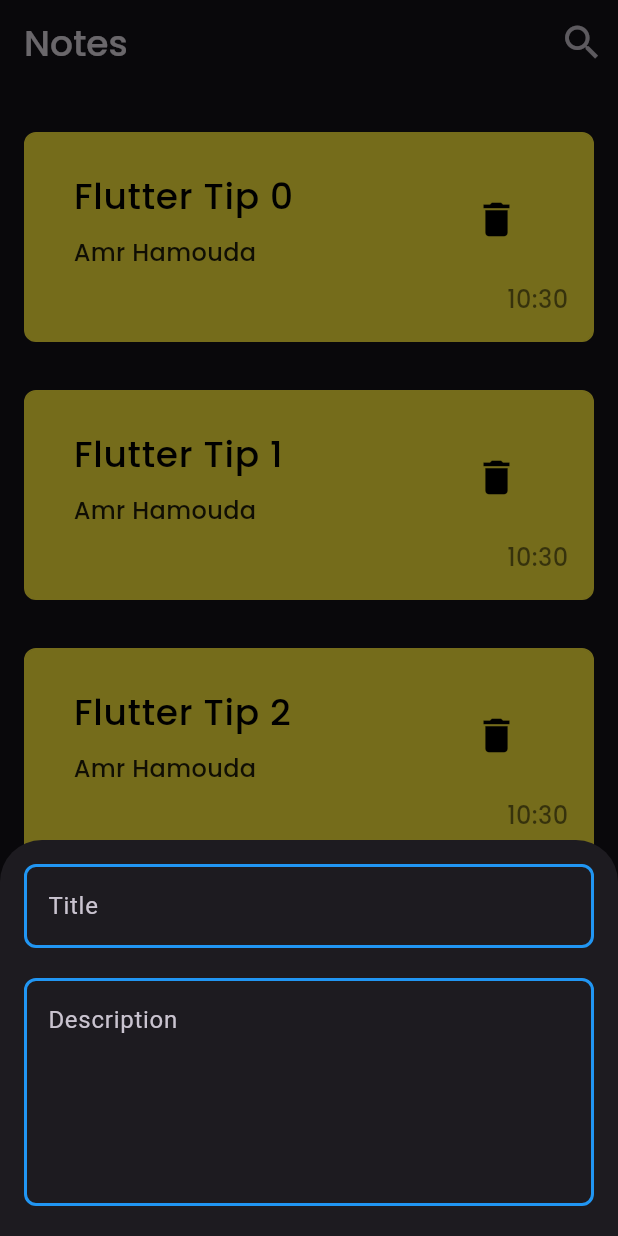
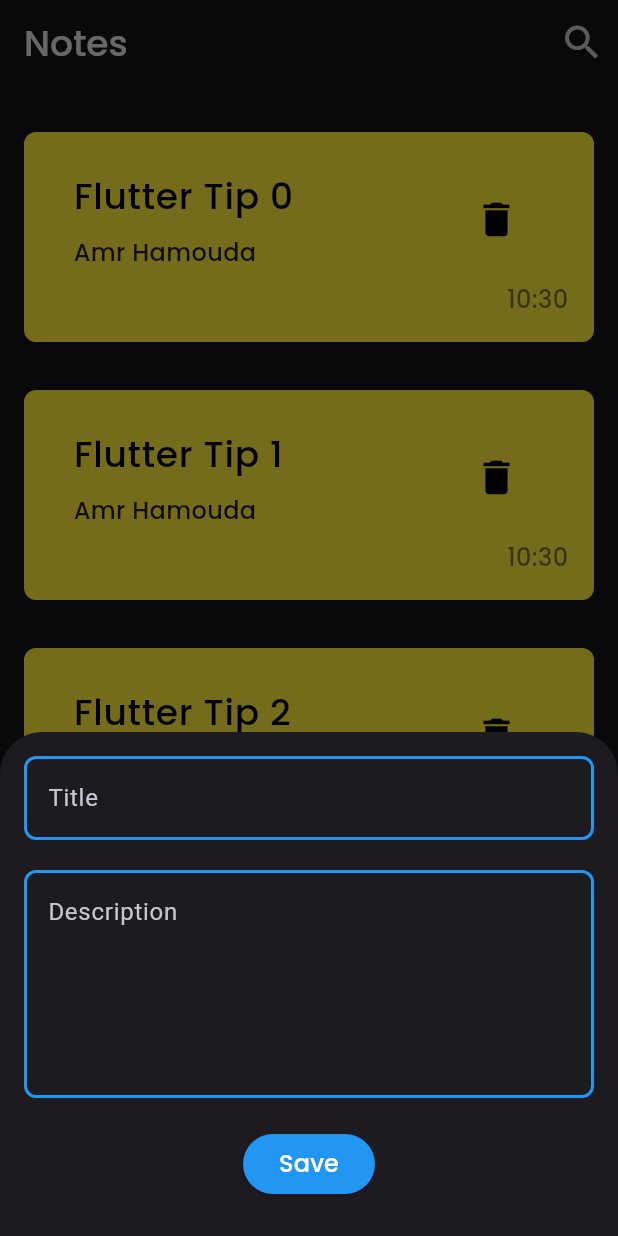
Before and after one commit to amro3z/note_hive, a Flutter app: the screen it shows after launch, after a tap on the "add" icon, on a phone screen of 412 x 824 dp. Run offline on Flutter 3.47's test engine with Material 3 defaults, Android fonts, the phone set to English and light mode, and no system bars.

Commit message:
refactor bottom sheet: added custom ElevatedButton and improved code structure

```diff
--- /dev/null
+++ b/lib/base/custoomBottom.dart
@@ -0,0 +1,26 @@
+import 'package:flutter/material.dart';
+
+class CustomBottom extends StatelessWidget {
+  final String title;
+  const CustomBottom({super.key, required this.title});
+  @override
+  Widget build(BuildContext context) {
+    return ElevatedButton(
+      style: ElevatedButton.styleFrom(
+        backgroundColor: Colors.blue,
+      ),
+      onPressed: () {
+        Navigator.pop(context);
+      },
+      child: Text(
+        title,
+        style: TextStyle(
+          color: Colors.white,
+          fontSize: 16,
+          fontFamily: 'Poppins',
+          fontWeight: FontWeight.w500,
+        ),
+      ),
+    );
+  }
+}
--- a/lib/helper/bootomSheet.dart
+++ b/lib/helper/bootomSheet.dart
@@ -1,5 +1,6 @@
 import 'package:flutter/material.dart';
 import 'package:note_hive/base/customTestField.dart';
+import 'package:note_hive/base/custoomBottom.dart';
 
 class BottomSheetWidget {
   Future showAddNoteBottomSheet(BuildContext context) {
@@ -36,6 +37,8 @@ class BottomSheetWidget {
                   maxLines: 5,
                 ),
                 SizedBox(height: 20),
+                CustomBottom(title: "Save"),
+                SizedBox(height: 24),
               ],
             ),
           ),
```
